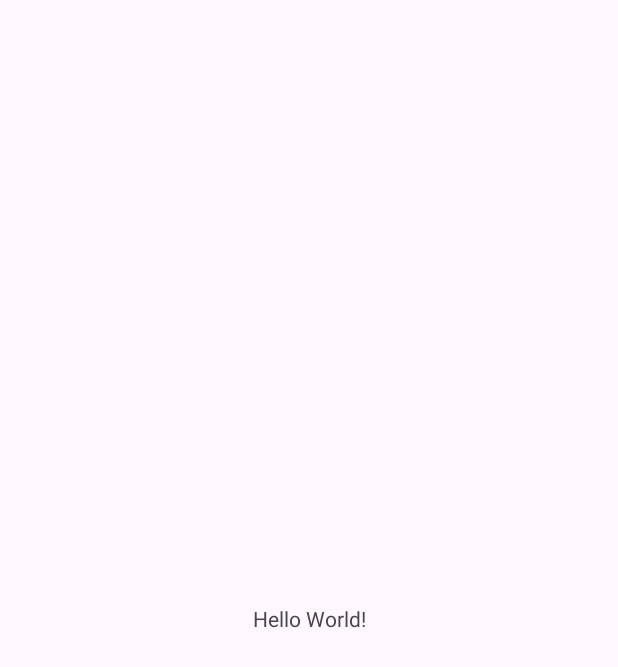
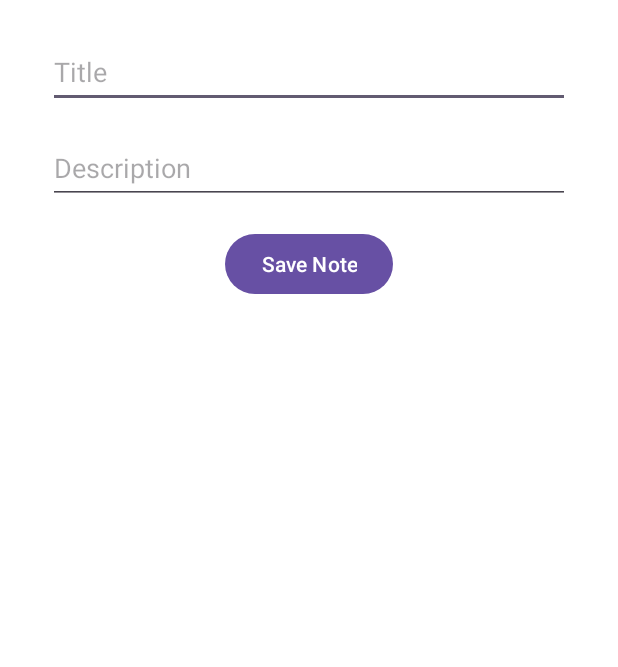
Before and after one commit to niranjan2052/FirebaseWithMVVM, an Android app: the screen it shows after launch (MainActivity), on a phone screen of 412 x 824 dp. Before the commit the part shown is almost empty. Shown: the top 667 px of the screen. Run offline under Robolectric (Android 15) with nearby library versions, the phone set to English and light mode, and no system bars; our stand-ins replace Firebase (no records; nobody signed in at launch, a user with empty details on screens opened directly).

Commit message:
Adding Notes Functionality Added

```diff
--- a/app/src/main/AndroidManifest.xml
+++ b/app/src/main/AndroidManifest.xml
@@ -13,7 +13,7 @@
         android:theme="@style/Theme.FirebaseWithMVVM"
         tools:targetApi="31">
         <activity
-            android:name=".MainActivity"
+            android:name=".View.Activity.MainActivity"
             android:exported="true">
             <intent-filter>
                 <action android:name="android.intent.action.MAIN" />
--- a/app/src/main/java/com/myproject/firebasewithmvvm/MainActivity.java
+++ /dev/null
@@ -1,24 +0,0 @@
-package com.myproject.firebasewithmvvm;
-
-import android.os.Bundle;
-
-import androidx.activity.EdgeToEdge;
-import androidx.appcompat.app.AppCompatActivity;
-import androidx.core.graphics.Insets;
-import androidx.core.view.ViewCompat;
-import androidx.core.view.WindowInsetsCompat;
-
-public class MainActivity extends AppCompatActivity {
-
-    @Override
-    protected void onCreate(Bundle savedInstanceState) {
-        super.onCreate(savedInstanceState);
-        EdgeToEdge.enable(this);
-        setContentView(R.layout.activity_main);
-        ViewCompat.setOnApplyWindowInsetsListener(findViewById(R.id.main), (v, insets) -> {
-            Insets systemBars = insets.getInsets(WindowInsetsCompat.Type.systemBars());
-            v.setPadding(systemBars.left, systemBars.top, systemBars.right, systemBars.bottom);
-            return insets;
-        });
-    }
-}
--- /dev/null
+++ b/app/src/main/java/com/myproject/firebasewithmvvm/Repository/NoteRepository.java
@@ -0,0 +1,58 @@
+package com.myproject.firebasewithmvvm.Repository;
+
+import androidx.lifecycle.LiveData;
+import androidx.lifecycle.MutableLiveData;
+
+import com.google.firebase.Firebase;
+import com.google.firebase.firestore.CollectionReference;
+import com.google.firebase.firestore.FirebaseFirestore;
+import com.google.firebase.firestore.QueryDocumentSnapshot;
+import com.myproject.firebasewithmvvm.Model.Note;
+
+import java.util.ArrayList;
+import java.util.List;
+
+public class NoteRepository {
+
+    private FirebaseFirestore db = FirebaseFirestore.getInstance();
+    private CollectionReference noteRef = db.collection("notes");
+    private MutableLiveData<List<Note>> notesLiveData = new MutableLiveData<>();
+    //CURD Operation
+
+    //Create Operation
+    public void createNote(Note note) {
+        //TODO: Not Yet Implemented // Will create data in Firebase
+        note.setId(noteRef.document().getId());
+        noteRef.document(note.getId()).set(note);
+    }
+
+    //Update Operation
+    public void updateNote(Note note) {
+        //TODO: Not Yet Implemented // Will update data in Firebase
+        noteRef.document(note.getId()).set(note);
+    }
+
+    //Read Operation
+    public LiveData<List<Note>> getNotes() {
+        //TODO: Not Yet implemented // Will get data from Firebase
+        noteRef.get().addOnCompleteListener(task -> {
+            if (task.isSuccessful()) {
+                List<Note> noteList = new ArrayList<>();
+                for (QueryDocumentSnapshot document : task.getResult()) {
+                    Note note = document.toObject(Note.class);
+                    noteList.add(note);
+                }
+                notesLiveData.setValue(noteList);
+            }
+        });
+        return notesLiveData;
+    }
+
+    //Delete Operation
+    public void deleteNote(String noteId) {
+        //TODO: Not Yet implemented // Will delete data from Firebase
+        noteRef.document(noteId).delete();
+    }
+
+
+}
--- /dev/null
+++ b/app/src/main/java/com/myproject/firebasewithmvvm/View/Activity/MainActivity.java
@@ -0,0 +1,67 @@
+package com.myproject.firebasewithmvvm.View.Activity;
+
+import android.os.Bundle;
+import android.text.TextUtils;
+import android.widget.Button;
+import android.widget.EditText;
+import android.widget.Toast;
+
+import androidx.appcompat.app.AppCompatActivity;
+import androidx.lifecycle.Observer;
+import androidx.lifecycle.ViewModelProvider;
+import androidx.recyclerview.widget.LinearLayoutManager;
+
+import com.myproject.firebasewithmvvm.Model.Note;
+import com.myproject.firebasewithmvvm.View.Adapter.NoteAdapter;
+import com.myproject.firebasewithmvvm.ViewModel.NoteViewModel;
+import com.myproject.firebasewithmvvm.databinding.ActivityMainBinding;
+
+import java.util.List;
+
+public class MainActivity extends AppCompatActivity {
+
+    private NoteViewModel noteViewModel;
+    private NoteAdapter noteAdapter;
+
+    ActivityMainBinding binding;
+
+    @Override
+    protected void onCreate(Bundle savedInstanceState) {
+        super.onCreate(savedInstanceState);
+        binding = ActivityMainBinding.inflate(getLayoutInflater());
+        setContentView(binding.getRoot());
+
+        noteViewModel = new ViewModelProvider(this).get(NoteViewModel.class);
+
+        binding.noteRecyclerView.setLayoutManager(new LinearLayoutManager(this));
+        noteAdapter = new NoteAdapter();
+        binding.noteRecyclerView.setAdapter(noteAdapter);
+
+
+        noteViewModel.getNotes().observe(this, new Observer<List<Note>>() {
+            @Override
+            public void onChanged(List<Note> notes) {
+                noteAdapter.setNotes(notes);
+            }
+        });
+
+        binding.saveButton.setOnClickListener(view -> {
+            String title = binding.titleEditText.getText().toString();
+            String description = binding.descriptionEditText.getText().toString();
+
+            if (!TextUtils.isEmpty(title) && !TextUtils.isEmpty(description)) {
+                // Create new note and add it via ViewModel
+                Note newNote = new Note(null, title, description);
+                noteViewModel.createNote(newNote); // This will trigger the LiveData change
+
+                // Clear input fields after saving
+                binding.titleEditText.setText("");
+                binding.descriptionEditText.setText("");
+                noteAdapter.notifyDataSetChanged();
+            } else {
+                Toast.makeText(this, "Please Fill in both Fields", Toast.LENGTH_SHORT).show();
+            }
+        });
+
+    }
+}
--- /dev/null
+++ b/app/src/main/java/com/myproject/firebasewithmvvm/View/Adapter/NoteAdapter.java
@@ -0,0 +1,58 @@
+package com.myproject.firebasewithmvvm.View.Adapter;
+
+import android.util.Log;
+import android.view.LayoutInflater;
+import android.view.View;
+import android.view.ViewGroup;
+
+import androidx.annotation.NonNull;
+import androidx.recyclerview.widget.RecyclerView;
+
+import com.myproject.firebasewithmvvm.Model.Note;
+import com.myproject.firebasewithmvvm.R;
+import com.myproject.firebasewithmvvm.databinding.ItemNoteBinding;
+
+import java.util.ArrayList;
+import java.util.List;
+
+public class NoteAdapter extends RecyclerView.Adapter<NoteAdapter.NoteViewHolder> {
+    private List<Note> notes = new ArrayList<>();
+    String TAG = "NoteAdapter";
+
+
+    @NonNull
+    @Override
+    public NoteViewHolder onCreateViewHolder(@NonNull ViewGroup parent, int viewType) {
+        View view = LayoutInflater.from(parent.getContext()).inflate(R.layout.item_note, parent, false);
+        return new NoteViewHolder(view);
+    }
+
+    @Override
+    public void onBindViewHolder(@NonNull NoteViewHolder holder, int position) {
+        Note currentNote = notes.get(position);
+        Log.d(TAG, "onBindViewHolder: " + currentNote.getId());
+        holder.binding.titleTextView.setText(currentNote.getTitle());
+        holder.binding.descriptionTextView.setText(currentNote.getDescription());
+
+    }
+
+    @Override
+    public int getItemCount() {
+        return notes.size();
+    }
+
+    public void setNotes(List<Note> notes) {
+        this.notes = notes;
+        notifyDataSetChanged();
+    }
+
+
+    public static class NoteViewHolder extends RecyclerView.ViewHolder {
+        ItemNoteBinding binding;
+
+        public NoteViewHolder(@NonNull View itemView) {
+            super(itemView);
+            binding = ItemNoteBinding.bind(itemView);
+        }
+    }
+}
--- /dev/null
+++ b/app/src/main/java/com/myproject/firebasewithmvvm/ViewModel/NoteViewModel.java
@@ -0,0 +1,36 @@
+package com.myproject.firebasewithmvvm.ViewModel;
+
+import androidx.lifecycle.LiveData;
+import androidx.lifecycle.MutableLiveData;
+import androidx.lifecycle.ViewModel;
+
+import com.myproject.firebasewithmvvm.Model.Note;
+import com.myproject.firebasewithmvvm.Repository.NoteRepository;
+
+import java.util.List;
+
+public class NoteViewModel extends ViewModel {
+    private NoteRepository repository;
+    private LiveData<List<Note>> notesLiveData;
+
+    public NoteViewModel() {
+        repository = new NoteRepository();
+        notesLiveData = repository.getNotes();
+    }
+
+    public LiveData<List<Note>> getNotes() {
+        return notesLiveData;
+    }
+
+    public void createNote(Note note) {
+        repository.createNote(note);
+    }
+
+    public void updateNote(Note note) {
+        repository.updateNote(note);
+    }
+
+    public void deleteNote(String noteId) {
+        repository.deleteNote(noteId);
+    }
+}
--- a/app/src/main/res/layout/activity_main.xml
+++ b/app/src/main/res/layout/activity_main.xml
@@ -5,15 +5,59 @@
     android:id="@+id/main"
     android:layout_width="match_parent"
     android:layout_height="match_parent"
-    tools:context=".MainActivity">
+    android:background="@color/white"
+    tools:context=".View.Activity.MainActivity">
 
-    <TextView
-        android:layout_width="wrap_content"
-        android:layout_height="wrap_content"
-        android:text="Hello World!"
-        app:layout_constraintBottom_toBottomOf="parent"
+    <EditText
+        android:id="@+id/titleEditText"
+        android:layout_width="match_parent"
+        android:layout_height="48dp"
+        android:layout_marginStart="32dp"
+        android:layout_marginTop="24dp"
+        android:layout_marginEnd="32dp"
+        android:hint="Title"
+        android:inputType="text"
         app:layout_constraintEnd_toEndOf="parent"
+        app:layout_constraintHorizontal_bias="0.5"
         app:layout_constraintStart_toStartOf="parent"
         app:layout_constraintTop_toTopOf="parent" />
 
+    <EditText
+        android:id="@+id/descriptionEditText"
+        android:layout_width="match_parent"
+        android:layout_height="48dp"
+        android:layout_marginStart="32dp"
+        android:layout_marginTop="16dp"
+        android:layout_marginEnd="32dp"
+        android:hint="Description"
+        android:inputType="text"
+        app:layout_constraintEnd_toEndOf="parent"
+        app:layout_constraintHorizontal_bias="0.5"
+        app:layout_constraintStart_toStartOf="parent"
+        app:layout_constraintTop_toBottomOf="@+id/titleEditText" />
+
+    <Button
+        android:id="@+id/saveButton"
+        android:layout_width="wrap_content"
+        android:layout_height="wrap_content"
+        android:layout_marginTop="16dp"
+        android:text="Save Note"
+        app:layout_constraintEnd_toEndOf="parent"
+        app:layout_constraintHorizontal_bias="0.5"
+        app:layout_constraintStart_toStartOf="parent"
+        app:layout_constraintTop_toBottomOf="@+id/descriptionEditText" />
+
+    <androidx.recyclerview.widget.RecyclerView
+        android:id="@+id/noteRecyclerView"
+        android:layout_width="match_parent"
+        android:layout_height="0dp"
+        android:layout_marginStart="16dp"
+        android:layout_marginTop="16dp"
+        android:layout_marginEnd="16dp"
+        app:layout_constraintBottom_toBottomOf="parent"
+        app:layout_constraintEnd_toEndOf="parent"
+        app:layout_constraintHorizontal_bias="0.5"
+        app:layout_constraintStart_toStartOf="parent"
+        app:layout_constraintTop_toBottomOf="@+id/saveButton" />
+
 </androidx.constraintlayout.widget.ConstraintLayout>
--- a/app/src/main/res/values/strings.xml
+++ b/app/src/main/res/values/strings.xml
@@ -1,3 +1,5 @@
 <resources>
     <string name="app_name">FirebaseWithMVVM</string>
+    <!-- TODO: Remove or change this placeholder text -->
+    <string name="hello_blank_fragment">Hello blank fragment</string>
 </resources>
--- a/build.gradle.kts
+++ b/build.gradle.kts
@@ -1,4 +1,5 @@
 // Top-level build file where you can add configuration options common to all sub-projects/modules.
 plugins {
     alias(libs.plugins.android.application) apply false
+    id("com.google.gms.google-services") version "4.4.2" apply false
 }
```
Also changed, not shown: app/build.gradle.kts (+11 -1 lines), app/src/main/java/com/myproject/firebasewithmvvm/Model/Note.java (added, +50 -0 lines), app/src/main/res/layout/fragment_note_detail.xml (added, +14 -0 lines), app/src/main/res/layout/fragment_note_listing.xml (added, +14 -0 lines), app/src/main/res/layout/item_note.xml (added, +48 -0 lines), gradle/libs.versions.toml (+11 -0 lines), app/src/main/res/drawable/no_item.png (added).
